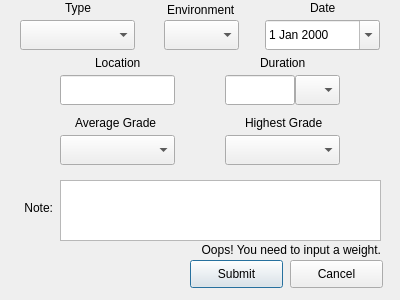
ncerdan/Wall-Witness, file ui/sessionDialog.ui: the form before one commit.
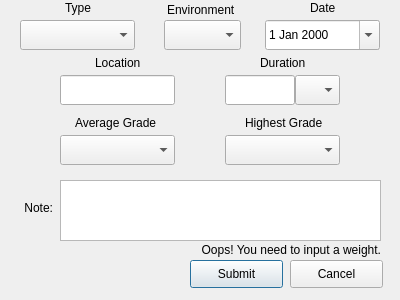
The form after the commit.

The edit to the form file:
```diff
--- a/ui/sessionDialog.ui
+++ b/ui/sessionDialog.ui
@@ -50,7 +50,7 @@
     <rect>
      <x>164</x>
      <y>20</y>
-     <width>75</width>
+     <width>77</width>
      <height>30</height>
     </rect>
    </property>
```
Left out of the diff: 7 changed lines with no effect on the pictures.
